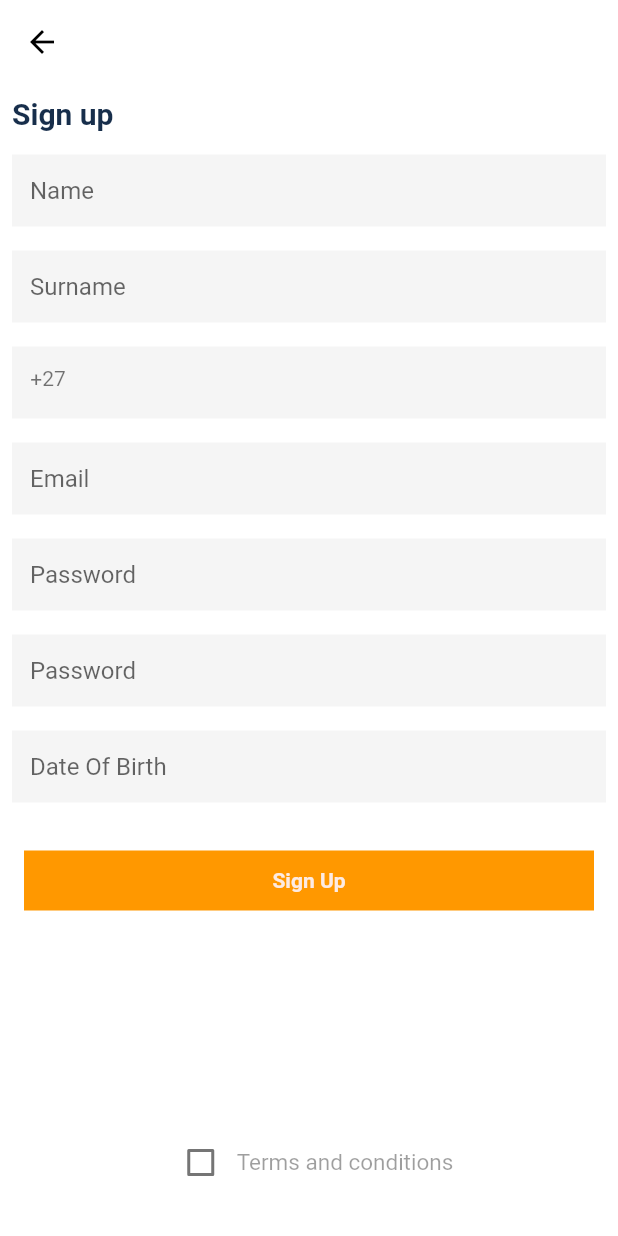
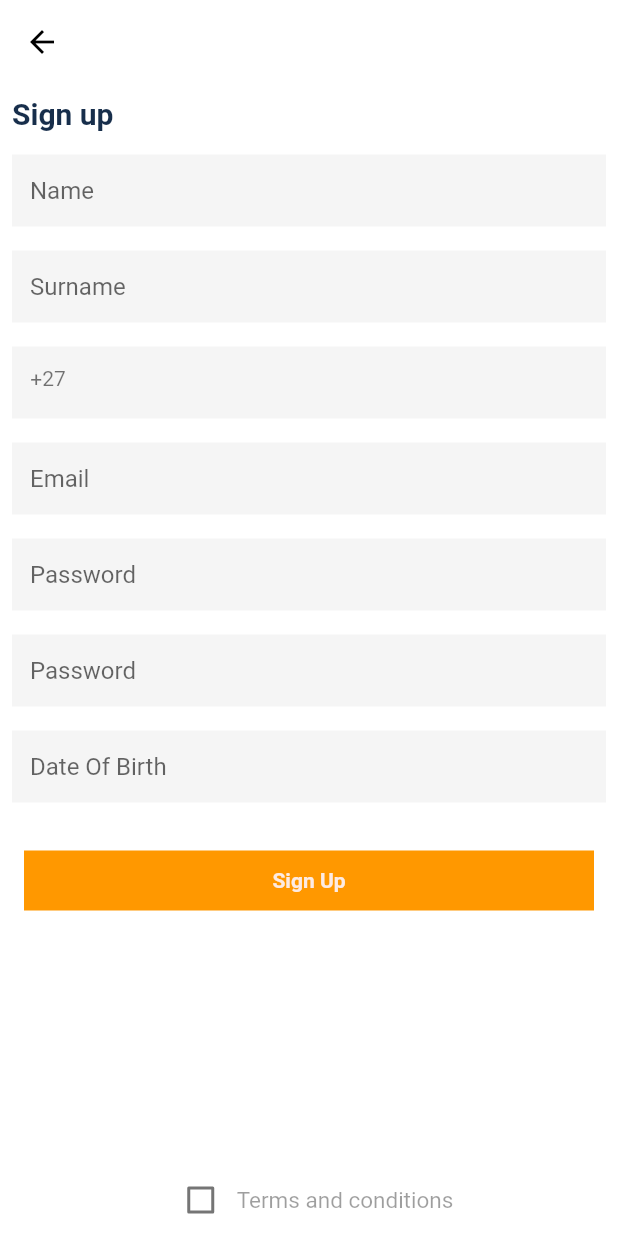
Before and after one commit to Hasib74/VUTHA-APP, a Flutter app: the screen it shows after launch, after a tap on "Registation", on a phone screen of 412 x 824 dp. Run offline on Flutter 3.47's test engine with Material 2 defaults, Android fonts, the phone set to English and light mode, and no system bars; our stand-ins replace firebase_auth, firebase_database, flutter_spinkit, geolocator, google_maps_flutter, shared_preferences; missing offline and left inert: devicelocale, flutter_sim_country_code; accounts and stored records are empty.

Commit message:
Fixed registation page ui Logout

```diff
--- a/lib/src/LogInAndRegistation/ExtraInformation.dart
+++ b/lib/src/LogInAndRegistation/ExtraInformation.dart
@@ -64,7 +64,7 @@ class _ExtraInfoState extends State<ExtraInfo> {
 
               //pay now
 
-              Container(
+               Container(
                 padding: EdgeInsets.all(10),
                 width: MediaQuery.of(context).size.width,
                 decoration: BoxDecoration(color: Colors.white, boxShadow: [
--- a/lib/src/LogInAndRegistation/Otp_Code.dart
+++ b/lib/src/LogInAndRegistation/Otp_Code.dart
@@ -163,8 +163,7 @@ class _Otp_CodeState extends State<Otp_Code> {
       print(value);
     });
 
-    Navigator.of(context)
-        .push(new MaterialPageRoute(builder: (context) => MapActivity(number: number)));
+    Navigator.pushReplacement(context, new MaterialPageRoute(builder: (context) => MapActivity(number: number)));
   }
 
   Future<String> _testSignInWithPhoneNumber() async {
--- a/lib/src/LogInAndRegistation/Registation.dart
+++ b/lib/src/LogInAndRegistation/Registation.dart
@@ -48,15 +48,12 @@ class _RegsiationPageState extends State<RegsiationPage> {
           key: _scaffoldKey,
           backgroundColor: Colors.white,
           appBar: _appBar(),
-          body: SingleChildScrollView(
+          body: Stack(
+            children: <Widget>[
+              SingleChildScrollView(
                 child: Container(
-              width: MediaQuery.of(context).size.width,
-              height: MediaQuery.of(context).size.height,
-              child: Stack(
-                children: <Widget>[
-                  Container(
                   height: MediaQuery.of(context).size.height -
-                        (_appBar().preferredSize.height + 25),
+                      (_appBar().preferredSize.height ),
                   child: Column(
                     mainAxisAlignment: MainAxisAlignment.start,
                     crossAxisAlignment: CrossAxisAlignment.start,
@@ -74,8 +71,6 @@ class _RegsiationPageState extends State<RegsiationPage> {
                         ),
                       ),
 
-                        Column(
-                          children: <Widget>[
                       Padding(
                         padding: const EdgeInsets.all(8.0),
                         child: TextField(
@@ -199,8 +194,6 @@ class _RegsiationPageState extends State<RegsiationPage> {
                           ),
                         ),
                       ),
-                          ],
-                        ),
 
                       Spacer(),
 
@@ -224,21 +217,9 @@ class _RegsiationPageState extends State<RegsiationPage> {
                     ],
                   ),
                 ),
-                  loading
-                      ? Align(
-                          alignment: Alignment.center,
-                          child: Padding(
-                            padding: const EdgeInsets.only(bottom: 100.0),
-                            child: SpinKitCircle(
-                              color: Colors.orange,
-                              size: 60,
               ),
-                          ),
-                        )
-                      : Container(),
+              Loading(),
             ],
-              ),
-            ),
           )),
     );
   }
@@ -405,4 +386,20 @@ class _RegsiationPageState extends State<RegsiationPage> {
       });
     }
   }
+
+  Loading() {
+
+    return  loading
+        ? Align(
+      alignment: Alignment.center,
+      child: Padding(
+        padding: const EdgeInsets.only(bottom: 100.0),
+        child: SpinKitCircle(
+          color: Colors.orange,
+          size: 60,
+        ),
+      ),
+    )
+        : Container();
   }
+}
```
Also changed, not shown: lib/src/Display/Chat/Chat.dart (+22 -15 lines), lib/src/Display/Drawer/NavigationDrawer.dart (+23 -0 lines), lib/src/Display/Map/MapActivity.dart (+4 -9 lines), lib/src/LogInAndRegistation/LogIn.dart (+5 -9 lines), lib/src/Utls/Functions.dart (+8 -0 lines). Lines whose indentation alone changed are shown as unchanged.
